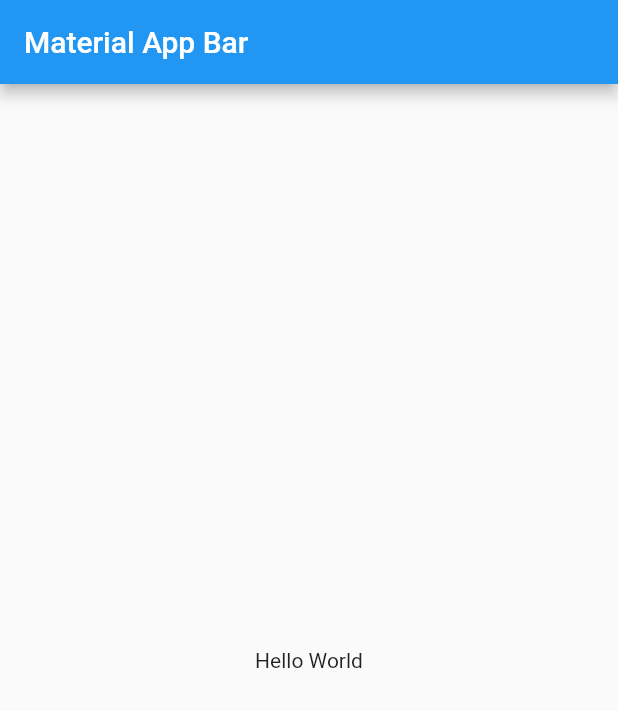
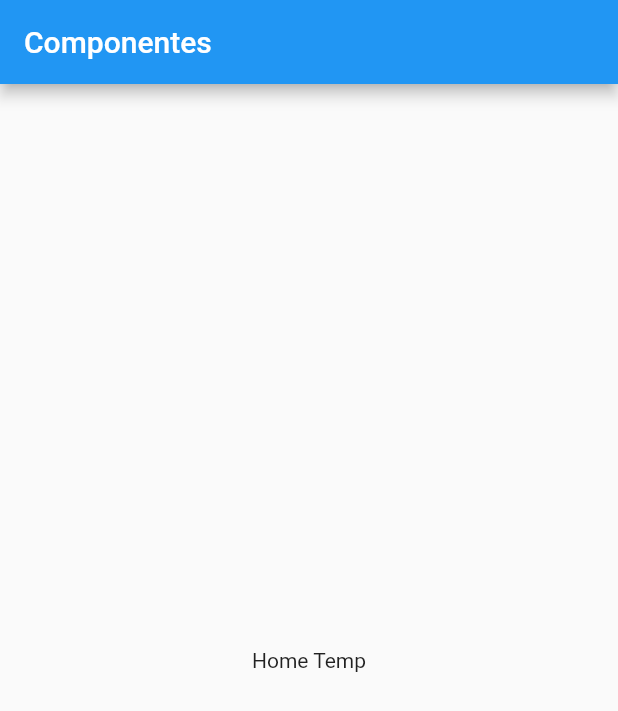
Before and after one commit to Edd-war/flutter-components, a Flutter app: the screen it shows after launch, on a phone screen of 412 x 824 dp. Shown: the top 711 px of the screen. Run offline on Flutter 3.47's test engine with Material 2 defaults, Android fonts, the phone set to English and light mode, and no system bars.

Commit message:
Inicio de proyecto componentes
Se crea el StatelessWidget para la pantalla de listas y se manda a llamar desde el main

```diff
--- a/lib/main.dart
+++ b/lib/main.dart
@@ -1,4 +1,6 @@
 import 'package:flutter/material.dart';
+
+import 'package:componentes/src/pages/home_temp.dart';
 
 void main() => runApp(MyApp());
 
@@ -6,16 +8,13 @@ class MyApp extends StatelessWidget {
   @override
   Widget build(BuildContext context) {
     return MaterialApp(
-      title: 'Material App',
+      title: 'Componentes APP',
+      debugShowCheckedModeBanner: false,
       home: Scaffold(
         appBar: AppBar(
-          title: Text('Material App Bar'),
+          title: Text('Componentes'),
         ),
-        body: Center(
-          child: Container(
-            child: Text('Hello World'),
-          ),
-        ),
+        body:  HomePageTemp()
       ),
     );
   }
--- /dev/null
+++ b/lib/src/pages/home_temp.dart
@@ -0,0 +1,11 @@
+import 'package:flutter/material.dart';
+
+class HomePageTemp extends StatelessWidget {
+
+  @override
+  Widget build(BuildContext context) {
+    return Center(
+      child: Text('Home Temp'),
+    );
+  }
+}
```
